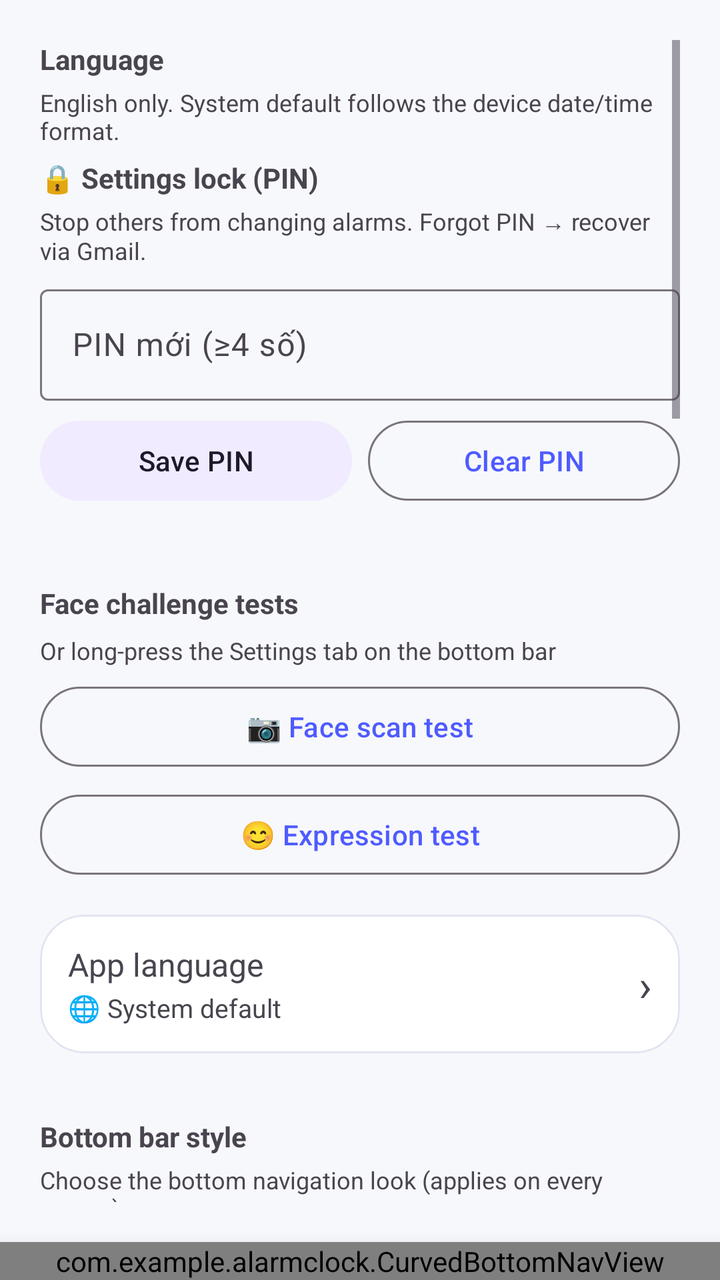
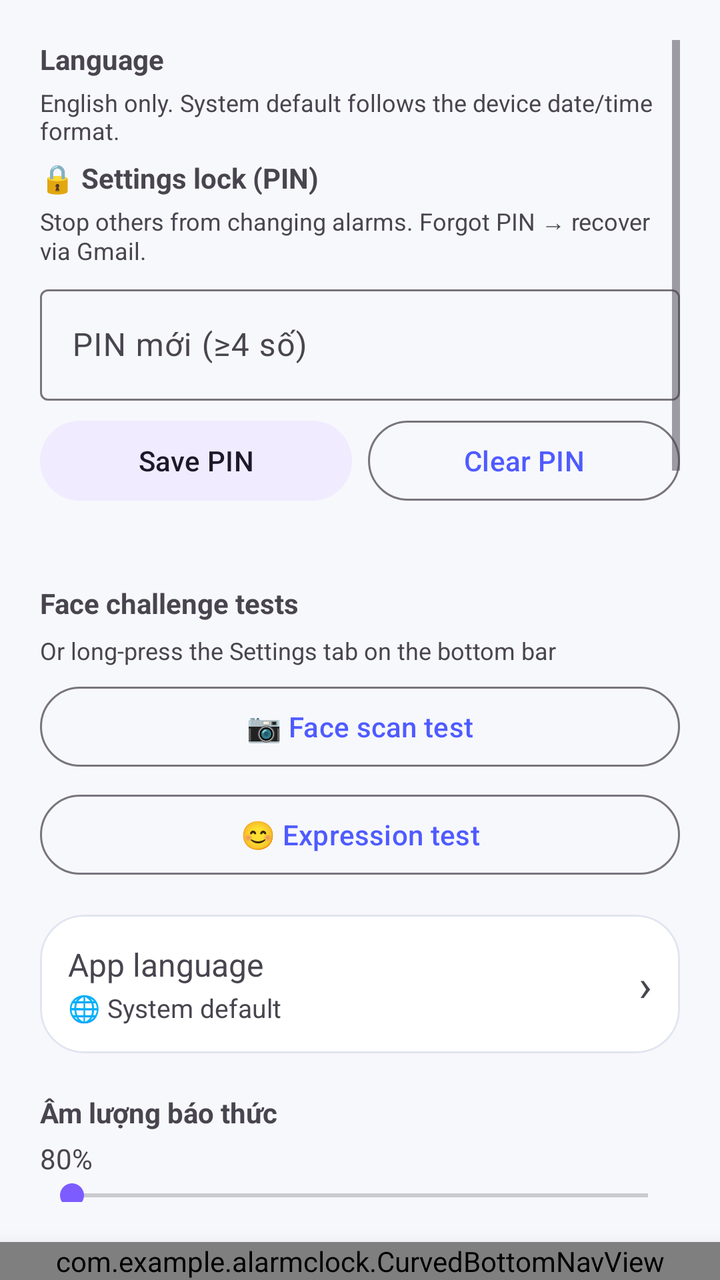

Before-and-after screenshots of an Android layout around one commit, followed by the original layout XML and the change that was made.
<!-- AndroidManifest.xml: activity theme Theme.AlarmClock -->
<!-- res/layout/activity_settings.xml -->
<?xml version="1.0" encoding="utf-8"?>
<LinearLayout xmlns:android="http://schemas.android.com/apk/res/android"
    android:layout_width="match_parent"
    android:layout_height="match_parent"
    android:orientation="vertical">
    <ScrollView
        android:layout_width="match_parent"
        android:layout_height="0dp"
        android:layout_weight="1"
        android:padding="20dp">
    <LinearLayout
        android:layout_width="match_parent"
        android:layout_height="wrap_content"
        android:orientation="vertical">

        <TextView android:layout_width="match_parent" android:layout_height="wrap_content"
            android:text="@string/lang_section" android:textStyle="bold" android:layout_marginBottom="4dp"/>
        <TextView android:layout_width="match_parent" android:layout_height="wrap_content"
            android:text="@string/lang_hint"
            android:textSize="12sp" android:textColor="?android:attr/textColorSecondary"
            android:layout_marginBottom="6dp"/>
        
        
        
        <TextView
            android:layout_width="match_parent"
            android:layout_height="wrap_content"
            android:text="@string/settings_pin_title"
            android:textStyle="bold"
            android:layout_marginBottom="4dp"/>
        <TextView
            android:layout_width="match_parent"
            android:layout_height="wrap_content"
            android:text="@string/settings_pin_hint"
            android:textSize="12sp"
            android:textColor="?android:attr/textColorSecondary"
            android:layout_marginBottom="6dp"/>
        <com.google.android.material.textfield.TextInputLayout
            android:layout_width="match_parent"
            android:layout_height="wrap_content"
            android:layout_marginBottom="6dp">
            <com.google.android.material.textfield.TextInputEditText
                android:id="@+id/edtSettingsPin"
                android:layout_width="match_parent"
                android:layout_height="wrap_content"
                android:hint="PIN mới (≥4 số)"
                android:inputType="numberPassword"
                android:maxLength="12"/>
        </com.google.android.material.textfield.TextInputLayout>
        <LinearLayout
            android:layout_width="match_parent"
            android:layout_height="wrap_content"
            android:orientation="horizontal"
            android:layout_marginBottom="8dp">
            <com.google.android.material.button.MaterialButton
                android:id="@+id/btnSaveSettingsPin"
                android:layout_width="0dp"
                android:layout_height="wrap_content"
                android:layout_weight="1"
                android:text="@string/settings_pin_save"
                android:layout_marginEnd="4dp"
                style="@style/Widget.Material3.Button.TonalButton"/>
            <com.google.android.material.button.MaterialButton
                android:id="@+id/btnClearSettingsPin"
                android:layout_width="0dp"
                android:layout_height="wrap_content"
                android:layout_weight="1"
                android:text="@string/settings_pin_clear"
                android:layout_marginStart="4dp"
                style="@style/Widget.Material3.Button.OutlinedButton"/>
        </LinearLayout>
        <TextView
            android:id="@+id/tvSettingsPinStatus"
            android:layout_width="match_parent"
            android:layout_height="wrap_content"
            android:textSize="13sp"
            android:layout_marginBottom="12dp"/>


        <TextView
            android:layout_width="match_parent"
            android:layout_height="wrap_content"
            android:text="@string/test_section"
            android:textStyle="bold"
            android:layout_marginBottom="6dp"/>
        <TextView
            android:layout_width="match_parent"
            android:layout_height="wrap_content"
            android:text="@string/test_section_hint"
            android:textSize="12sp"
            android:textColor="?android:attr/textColorSecondary"
            android:layout_marginBottom="6dp"/>
        <com.google.android.material.button.MaterialButton
            android:id="@+id/btnTestFace"
            android:layout_width="match_parent"
            android:layout_height="wrap_content"
            android:text="@string/test_face_scan_btn"
            android:layout_marginBottom="6dp"
            style="@style/Widget.Material3.Button.OutlinedButton"/>
        <com.google.android.material.button.MaterialButton
            android:id="@+id/btnTestExpr"
            android:layout_width="match_parent"
            android:layout_height="wrap_content"
            android:text="@string/test_face_expr_btn"
            android:layout_marginBottom="16dp"
            style="@style/Widget.Material3.Button.OutlinedButton"/>

<com.google.android.material.card.MaterialCardView
            android:id="@+id/cardLanguage"
            android:layout_width="match_parent"
            android:layout_height="wrap_content"
            android:layout_marginBottom="20dp"
            android:clickable="true"
            android:focusable="true"
            android:foreground="?attr/selectableItemBackground">
            <LinearLayout
                android:layout_width="match_parent"
                android:layout_height="wrap_content"
                android:orientation="horizontal"
                android:padding="14dp"
                android:gravity="center_vertical">
                <LinearLayout
                    android:layout_width="0dp"
                    android:layout_height="wrap_content"
                    android:layout_weight="1"
                    android:orientation="vertical">
                    <TextView
                        android:id="@+id/tvLanguageTitle"
                        android:layout_width="match_parent"
                        android:layout_height="wrap_content"
                        android:text="@string/lang_app"
                        android:textSize="16sp"/>
                    <TextView
                        android:id="@+id/tvLanguageValue"
                        android:layout_width="match_parent"
                        android:layout_height="wrap_content"
                        android:text="@string/lang_system"
                        android:textSize="13sp"
                        android:textColor="?android:attr/textColorSecondary"
                        android:layout_marginTop="2dp"/>
                </LinearLayout>
                <TextView
                    android:layout_width="wrap_content"
                    android:layout_height="wrap_content"
                    android:text="›"
                    android:textSize="22sp"
                    android:textColor="?android:attr/textColorSecondary"/>
            </LinearLayout>
        </com.google.android.material.card.MaterialCardView>


        
        <TextView android:layout_width="match_parent" android:layout_height="wrap_content"
            android:text="@string/nav_style_title" android:textStyle="bold"
            android:layout_marginTop="12dp" android:layout_marginBottom="4dp"/>
        <TextView android:layout_width="match_parent" android:layout_height="wrap_content"
            android:text="@string/nav_style_hint"
            android:textSize="12sp" android:textColor="?android:attr/textColorSecondary"
            android:layout_marginBottom="6dp"/>
        <RadioGroup android:id="@+id/rgNavStyle" android:layout_width="match_parent"
            android:layout_height="wrap_content" android:orientation="vertical"
            android:layout_marginBottom="16dp">
            <RadioButton android:id="@+id/rbNavCurved" android:layout_width="match_parent"
                android:layout_height="wrap_content" android:text="@string/nav_style_curved"/>
            <RadioButton android:id="@+id/rbNavPersistent" android:layout_width="match_parent"
                android:layout_height="wrap_content" android:text="@string/nav_style_persistent"/>
            <RadioButton android:id="@+id/rbNavGoogle" android:layout_width="match_parent"
                android:layout_height="wrap_content" android:text="@string/nav_style_google"/>
        </RadioGroup>

        <TextView android:layout_width="match_parent" android:layout_height="wrap_content"
            android:text="@string/volume_alarm" android:textStyle="bold" android:layout_marginBottom="4dp"/>
        <TextView android:id="@+id/tvVolumeValue" android:layout_width="match_parent"
            android:layout_height="wrap_content" android:text="80%"/>
        <SeekBar android:id="@+id/seekVolume" android:layout_width="match_parent"
            android:layout_height="wrap_content" android:max="100" android:layout_marginBottom="16dp"/>

        <LinearLayout android:layout_width="match_parent" android:layout_height="wrap_content"
            android:orientation="horizontal" android:gravity="center_vertical"
            android:layout_marginBottom="12dp">
            <TextView android:layout_width="0dp" android:layout_height="wrap_content"
                android:layout_weight="1" android:text="@string/vibrate_mode" android:textSize="16sp"/>
            <com.example.alarmclock.LoadSwitchView
                android:id="@+id/switchVibrate"
                android:layout_width="52dp" android:layout_height="32dp"/>
        </LinearLayout>

        <TextView android:layout_width="match_parent" android:layout_height="wrap_content"
            android:text="@string/snooze_default" android:textStyle="bold"
            android:layout_marginBottom="4dp"/>
        <RadioGroup android:id="@+id/rgSnoozeDefault" android:layout_width="match_parent"
            android:layout_height="wrap_content" android:orientation="horizontal"
            android:layout_marginBottom="12dp">
            <RadioButton android:id="@+id/rbSnooze5" android:layout_width="0dp"
                android:layout_height="wrap_content" android:layout_weight="1" android:text="@string/min_5"/>
            <RadioButton android:id="@+id/rbSnooze10" android:layout_width="0dp"
                android:layout_height="wrap_content" android:layout_weight="1" android:text="@string/min_10"/>
            <RadioButton android:id="@+id/rbSnooze15" android:layout_width="0dp"
                android:layout_height="wrap_content" android:layout_weight="1" android:text="@string/min_15"/>
        </RadioGroup>


        <TextView android:layout_width="match_parent" android:layout_height="wrap_content"
            android:text="Cỡ chữ"
            android:textStyle="bold" android:layout_marginBottom="4dp"/>
        <RadioGroup android:id="@+id/rgFontScale" android:layout_width="match_parent"
            android:layout_height="wrap_content" android:orientation="horizontal"
            android:layout_marginBottom="12dp">
            <RadioButton android:id="@+id/rbFontSmall" android:layout_width="0dp"
                android:layout_height="wrap_content" android:layout_weight="1" android:text="Chữ bé"/>
            <RadioButton android:id="@+id/rbFontNormal" android:layout_width="0dp"
                android:layout_height="wrap_content" android:layout_weight="1" android:text="Vừa"/>
            <RadioButton android:id="@+id/rbFontLarge" android:layout_width="0dp"
                android:layout_height="wrap_content" android:layout_weight="1" android:text="Chữ to"/>
        </RadioGroup>

        <TextView android:layout_width="match_parent" android:layout_height="wrap_content"
            android:text="@string/dark_mode" android:textStyle="bold" android:layout_marginBottom="4dp"/>
        <RadioGroup android:id="@+id/rgDarkMode" android:layout_width="match_parent"
            android:layout_height="wrap_content" android:orientation="vertical"
            android:layout_marginBottom="12dp">
            <RadioButton android:id="@+id/rbDarkSystem" android:layout_width="match_parent"
                android:layout_height="wrap_content" android:text="@string/dark_system"/>
            <RadioButton android:id="@+id/rbDarkOn" android:layout_width="match_parent"
                android:layout_height="wrap_content" android:text="@string/dark_on"/>
            <RadioButton android:id="@+id/rbDarkOff" android:layout_width="match_parent"
                android:layout_height="wrap_content" android:text="@string/dark_off"/>
        </RadioGroup>

        <LinearLayout android:layout_width="match_parent" android:layout_height="wrap_content"
            android:orientation="horizontal" android:gravity="center_vertical"
            android:layout_marginBottom="12dp">
            <TextView android:layout_width="0dp" android:layout_height="wrap_content"
                android:layout_weight="1" android:text="@string/format_24h" android:textSize="16sp"/>
            <com.example.alarmclock.LoadSwitchView
                android:id="@+id/switch24h"
                android:layout_width="52dp" android:layout_height="32dp"/>
        </LinearLayout>

        <LinearLayout android:layout_width="match_parent" android:layout_height="wrap_content"
            android:orientation="horizontal" android:gravity="center_vertical"
            android:layout_marginBottom="12dp">
            <TextView android:layout_width="0dp" android:layout_height="wrap_content"
                android:layout_weight="1" android:text="@string/pure_ringtone" android:textSize="16sp"/>
            <com.example.alarmclock.LoadSwitchView
                android:id="@+id/switchPure"
                android:layout_width="52dp" android:layout_height="32dp"/>
        </LinearLayout>

        <TextView android:layout_width="match_parent" android:layout_height="wrap_content"
            android:text="@string/anti_troll_title" android:textStyle="bold"
            android:layout_marginBottom="4dp" android:layout_marginTop="8dp"/>
        <TextView android:layout_width="match_parent" android:layout_height="wrap_content"
            android:text="@string/anti_troll_desc"
            android:textSize="12sp" android:textColor="?android:attr/textColorSecondary"
            android:layout_marginBottom="8dp"/>
        <LinearLayout android:layout_width="match_parent" android:layout_height="wrap_content"
            android:orientation="horizontal" android:gravity="center_vertical"
            android:layout_marginBottom="8dp">
            <TextView android:layout_width="0dp" android:layout_height="wrap_content"
                android:layout_weight="1" android:text="@string/anti_troll_enable" android:textSize="16sp"/>
            <com.example.alarmclock.LoadSwitchView
                android:id="@+id/switchAntiTroll"
                android:layout_width="52dp" android:layout_height="32dp"/>
        </LinearLayout>
        <com.google.android.material.textfield.TextInputLayout
            android:layout_width="match_parent" android:layout_height="wrap_content"
            android:hint="@string/anti_troll_pin_hint">
            <com.google.android.material.textfield.TextInputEditText
                android:id="@+id/etAntiTrollPin" android:layout_width="match_parent"
                android:layout_height="wrap_content"
                android:inputType="numberPassword"/>
        </com.google.android.material.textfield.TextInputLayout>
        <com.google.android.material.button.MaterialButton
            android:id="@+id/btnSaveAntiTrollPin" android:layout_width="match_parent"
            android:layout_height="wrap_content" android:text="@string/anti_troll_pin_save"
            android:layout_marginTop="8dp" android:layout_marginBottom="20dp"/>

        <TextView android:layout_width="match_parent" android:layout_height="wrap_content"
            android:text="@string/gallery_protect" android:textStyle="bold" android:layout_marginBottom="8dp"/>
        <com.google.android.material.textfield.TextInputLayout
            android:layout_width="match_parent" android:layout_height="wrap_content"
            android:hint="@string/gallery_pw_hint">
            <com.google.android.material.textfield.TextInputEditText
                android:id="@+id/etGalleryPw" android:layout_width="match_parent"
                android:layout_height="wrap_content" android:inputType="textPassword"/>
        </com.google.android.material.textfield.TextInputLayout>
        <com.google.android.material.button.MaterialButton
            android:id="@+id/btnSetGalleryPw" android:layout_width="match_parent"
            android:layout_height="wrap_content" android:text="@string/gallery_pw_set"
            android:layout_marginTop="8dp" android:layout_marginBottom="8dp"/>
        <com.google.android.material.button.MaterialButton
            android:id="@+id/btnClearGalleryPw" android:layout_width="match_parent"
            android:layout_height="wrap_content" android:text="@string/gallery_pw_clear"
            style="@style/Widget.Material3.Button.OutlinedButton"
            android:layout_marginBottom="12dp"/>

        <com.google.android.material.textfield.TextInputLayout
            android:layout_width="match_parent" android:layout_height="wrap_content"
            android:hint="@string/recovery_email_hint">
            <com.google.android.material.textfield.TextInputEditText
                android:id="@+id/etRecoveryEmail" android:layout_width="match_parent"
                android:layout_height="wrap_content" android:inputType="textEmailAddress"/>
        </com.google.android.material.textfield.TextInputLayout>
        <com.google.android.material.button.MaterialButton
            android:id="@+id/btnSaveRecovery" android:layout_width="match_parent"
            android:layout_height="wrap_content" android:text="@string/recovery_email_save"
            style="@style/Widget.Material3.Button.OutlinedButton"
            android:layout_marginTop="8dp"/>
    </LinearLayout>
</ScrollView>
    <com.example.alarmclock.CurvedBottomNavView
        android:id="@+id/curvedNav"
        android:layout_width="match_parent"
        android:layout_height="wrap_content"
        android:background="@android:color/transparent"
        android:elevation="16dp" />
</LinearLayout>
<!-- resources referenced by this layout -->
<resources>
  <string name="anti_troll_desc">Khi bật: ép âm lượng tối đa, khóa nút Back, ẩn Snooze, bắt buộc PIN để tắt. Nên kèm thử thách Toán / Lắc / Quét mặt.</string>
  <string name="anti_troll_enable">Bật chống troll</string>
  <string name="anti_troll_pin_hint">Mã PIN tắt báo thức (≥4 số)</string>
  <string name="anti_troll_pin_save">Lưu PIN chống troll</string>
  <string name="anti_troll_title">Chống troll tắt báo thức</string>
  <string name="dark_mode">Chế độ tối</string>
  <string name="dark_off">Tắt</string>
  <string name="dark_on">Bật</string>
  <string name="dark_system">Theo hệ thống</string>
  <string name="format_24h">Định dạng 24 giờ</string>
  <string name="gallery_protect">Bảo vệ bộ sưu tập ảnh</string>
  <string name="gallery_pw_clear">Xóa mật khẩu bộ sưu tập</string>
  <string name="gallery_pw_hint">Mật khẩu bộ sưu tập (≥4 ký tự)</string>
  <string name="gallery_pw_set">Đặt / Đổi mật khẩu</string>
  <string name="lang_app">App language</string>
  <string name="lang_hint">English only. System default follows the device date/time format.</string>
  <string name="lang_section">Language</string>
  <string name="lang_system">🌐  System default</string>
  <string name="min_10">10 phút</string>
  <string name="min_15">15 phút</string>
  <string name="min_5">5 phút</string>
  <string name="nav_style_curved">Curved (nút tròn nổi)</string>
  <string name="nav_style_google">Google Material 3</string>
  <string name="nav_style_hint">Choose the bottom navigation look (applies on every screen).</string>
  <string name="nav_style_persistent">Glassmorphism (kính mờ)</string>
  <string name="nav_style_title">Bottom bar style</string>
  <string name="pure_ringtone">Chuông thuần (tắt TTS khi báo thức)</string>
  <string name="recovery_email_hint">Email Google khôi phục</string>
  <string name="recovery_email_save">Lưu email khôi phục</string>
  <string name="settings_pin_clear">Clear PIN</string>
  <string name="settings_pin_hint">Stop others from changing alarms. Forgot PIN → recover via Gmail.</string>
  <string name="settings_pin_save">Save PIN</string>
  <string name="settings_pin_title">🔒 Settings lock (PIN)</string>
  <string name="snooze_default">Thời gian hoãn (Snooze) mặc định</string>
  <string name="test_face_expr_btn">😊 Expression test</string>
  <string name="test_face_scan_btn">📷 Face scan test</string>
  <string name="test_section">Face challenge tests</string>
  <string name="test_section_hint">Or long-press the Settings tab on the bottom bar</string>
  <string name="vibrate_mode">Chế độ rung</string>
  <string name="volume_alarm">Âm lượng báo thức</string>
  <color name="primary">#4F5BFF</color>
  <color name="primary_dark">#3A45D9</color>
  <color name="primary_container">#E8EAFF</color>
  <color name="on_primary">#FFFFFF</color>
  <color name="secondary">#7C5CFF</color>
  <color name="secondary_container">#F0EBFF</color>
  <color name="surface">#F7F8FC</color>
  <color name="text_primary">#1A1C28</color>
  <style name="Card.Soft" parent="Widget.Material3.CardView.Elevated">
          <item name="cardCornerRadius">22dp</item>
          <item name="cardElevation">0dp</item>
          <item name="strokeWidth">1dp</item>
          <item name="strokeColor">@color/outline</item>
          <item name="cardBackgroundColor">@color/surface_card</item>
      </style>
  <style name="Button.Soft" parent="Widget.Material3.Button">
          <item name="cornerRadius">16dp</item>
          <item name="android:textAllCaps">false</item>
          <item name="backgroundTint">@color/primary</item>
      </style>
  <color name="outline">#E2E5F0</color>
  <color name="surface_card">#FFFFFF</color>
  <!-- unchanged entries left out for length: 1 -->
</resources>

<!-- the commit's change to res/layout/activity_settings.xml (unified diff, before → after) -->
@@ -147,26 +147,13 @@
                     android:textColor="?android:attr/textColorSecondary"/>
             </LinearLayout>
         </com.google.android.material.card.MaterialCardView>
-
-
         
-        <TextView android:layout_width="match_parent" android:layout_height="wrap_content"
-            android:text="@string/nav_style_title" android:textStyle="bold"
-            android:layout_marginTop="12dp" android:layout_marginBottom="4dp"/>
-        <TextView android:layout_width="match_parent" android:layout_height="wrap_content"
-            android:text="@string/nav_style_hint"
-            android:textSize="12sp" android:textColor="?android:attr/textColorSecondary"
-            android:layout_marginBottom="6dp"/>
-        <RadioGroup android:id="@+id/rgNavStyle" android:layout_width="match_parent"
-            android:layout_height="wrap_content" android:orientation="vertical"
-            android:layout_marginBottom="16dp">
-            <RadioButton android:id="@+id/rbNavCurved" android:layout_width="match_parent"
-                android:layout_height="wrap_content" android:text="@string/nav_style_curved"/>
-            <RadioButton android:id="@+id/rbNavPersistent" android:layout_width="match_parent"
-                android:layout_height="wrap_content" android:text="@string/nav_style_persistent"/>
-            <RadioButton android:id="@+id/rbNavGoogle" android:layout_width="match_parent"
-                android:layout_height="wrap_content" android:text="@string/nav_style_google"/>
+        <RadioGroup android:id="@+id/rgNavStyle" android:layout_width="0dp" android:layout_height="0dp" android:visibility="gone">
+            <RadioButton android:id="@+id/rbNavCurved" android:layout_width="0dp" android:layout_height="0dp" android:visibility="gone"/>
+            <RadioButton android:id="@+id/rbNavPersistent" android:layout_width="0dp" android:layout_height="0dp" android:visibility="gone"/>
+            <RadioButton android:id="@+id/rbNavGoogle" android:layout_width="0dp" android:layout_height="0dp" android:visibility="gone"/>
         </RadioGroup>
+
 
         <TextView android:layout_width="match_parent" android:layout_height="wrap_content"
             android:text="@string/volume_alarm" android:textStyle="bold" android:layout_marginBottom="4dp"/>
<!-- resource entries referenced after the edit -->
@@ -21,11 +21,6 @@
   <string name="min_10">10 phút</string>
   <string name="min_15">15 phút</string>
   <string name="min_5">5 phút</string>
-  <string name="nav_style_curved">Curved (nút tròn nổi)</string>
-  <string name="nav_style_google">Google Material 3</string>
-  <string name="nav_style_hint">Choose the bottom navigation look (applies on every screen).</string>
-  <string name="nav_style_persistent">Glassmorphism (kính mờ)</string>
-  <string name="nav_style_title">Bottom bar style</string>
   <string name="pure_ringtone">Chuông thuần (tắt TTS khi báo thức)</string>
   <string name="recovery_email_hint">Email Google khôi phục</string>
   <string name="recovery_email_save">Lưu email khôi phục</string>
